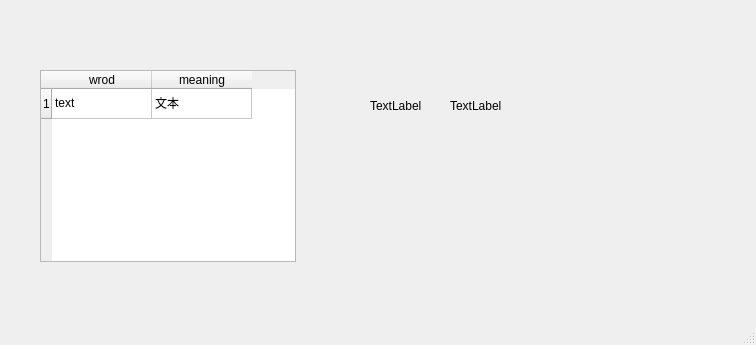
Old version of the form src/ui/table_test.ui in the repository TusakaRin/Reciting-Words.
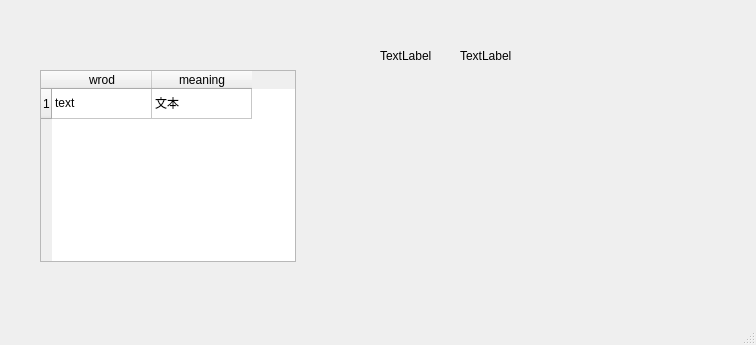
New version of the form.

```diff
--- a/src/ui/table_test.ui
+++ b/src/ui/table_test.ui
@@ -61,8 +61,8 @@
    <widget class="QLabel" name="t1">
     <property name="geometry">
      <rect>
-      <x>370</x>
-      <y>100</y>
+      <x>380</x>
+      <y>50</y>
       <width>54</width>
       <height>12</height>
      </rect>
@@ -77,8 +77,8 @@
    <widget class="QLabel" name="t2">
     <property name="geometry">
      <rect>
-      <x>450</x>
-      <y>100</y>
+      <x>460</x>
+      <y>50</y>
       <width>54</width>
       <height>12</height>
      </rect>
```
